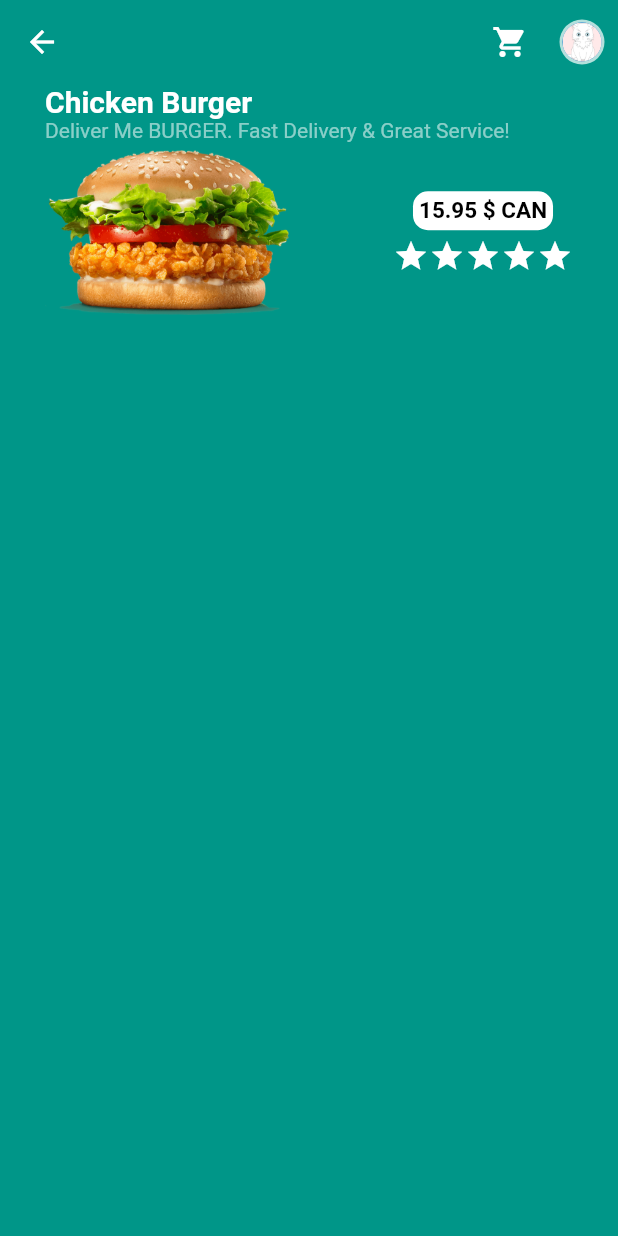
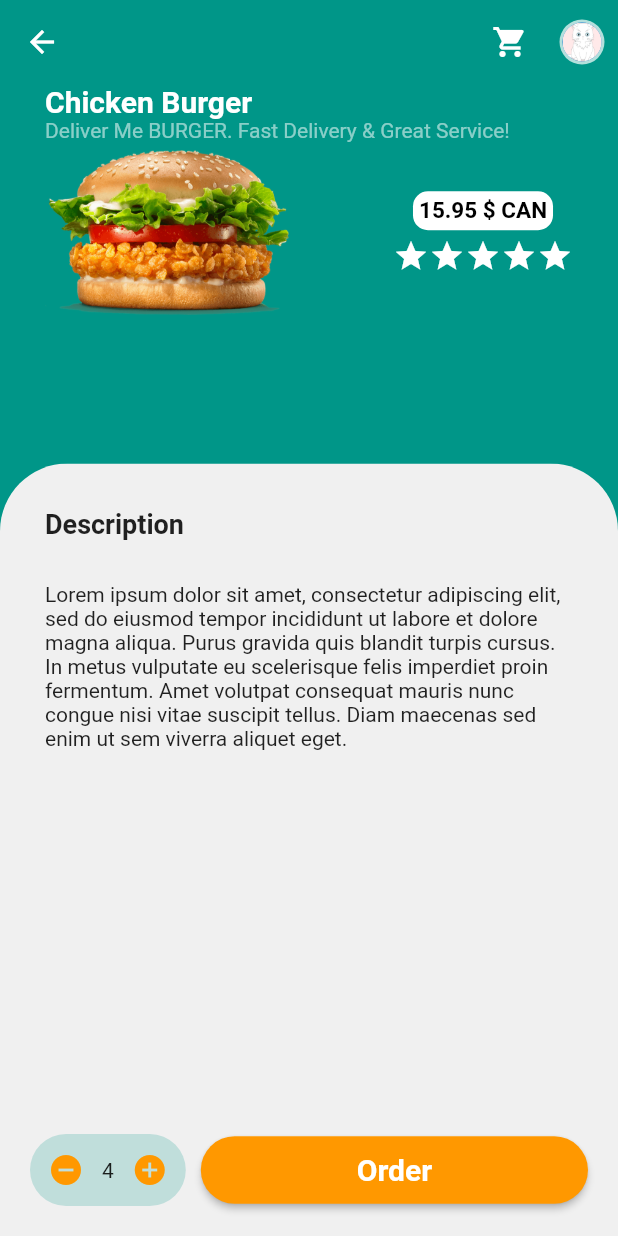
Before and after one commit to irfan87/burger_app_flutter, a Flutter app: the BurgerPage screen opened by its route, on a phone screen of 412 x 824 dp. Run offline on Flutter 3.47's test engine with Material 2 defaults, Android fonts, the phone set to English and light mode, and no system bars.

Commit message:
bottom sheet to display description and the buttons

```diff
--- a/lib/burger_page.dart
+++ b/lib/burger_page.dart
@@ -20,6 +20,8 @@ class _BurgerPageState extends State<BurgerPage> {
 
   @override
   Widget build(BuildContext context) {
+    Size size = MediaQuery.of(context).size;
+
     return Scaffold(
       appBar: AppBar(
         elevation: 0,
@@ -128,6 +130,116 @@ class _BurgerPageState extends State<BurgerPage> {
           ),
         ],
       ),
+      bottomSheet: BottomSheet(
+        backgroundColor: Colors.teal,
+        shape: RoundedRectangleBorder(
+          borderRadius: BorderRadius.vertical(
+            top: Radius.circular(45),
+          ),
+        ),
+        onClosing: () {},
+        builder: (context) {
+          return ClipRRect(
+            borderRadius: BorderRadius.vertical(
+              top: Radius.circular(45),
+            ),
+            child: Container(
+              width: size.width,
+              height: size.height / 1.6,
+              color: Color.fromRGBO(240, 240, 240, 1),
+              child: Column(
+                children: [
+                  Padding(
+                    padding: EdgeInsets.only(
+                      left: 30,
+                      right: 30,
+                      top: 30,
+                    ),
+                    child: Column(
+                      crossAxisAlignment: CrossAxisAlignment.start,
+                      children: [
+                        Text(
+                          "Description",
+                          style: TextStyle(
+                            fontSize: 18.0,
+                            fontWeight: FontWeight.bold,
+                          ),
+                        ),
+                        SizedBox(
+                          height: 28.0,
+                        ),
+                        Text(
+                          "Lorem ipsum dolor sit amet, consectetur adipiscing elit, sed do eiusmod tempor incididunt ut labore et dolore magna aliqua. Purus gravida quis blandit turpis cursus. In metus vulputate eu scelerisque felis imperdiet proin fermentum. Amet volutpat consequat mauris nunc congue nisi vitae suscipit tellus. Diam maecenas sed enim ut sem viverra aliquet eget.",
+                          style: TextStyle(
+                            fontSize: 14.0,
+                          ),
+                        ),
+                      ],
+                    ),
+                  ),
+                  Spacer(),
+                  // Burger Row
+                  Padding(
+                    padding: const EdgeInsets.all(15.0),
+                    child: Row(
+                      children: [
+                        Container(
+                          margin: EdgeInsets.all(5.0),
+                          decoration: BoxDecoration(
+                            borderRadius: BorderRadius.circular(45),
+                            color:
+                                Theme.of(context).primaryColor.withOpacity(.2),
+                          ),
+                          child: Row(
+                            children: [
+                              IconButton(
+                                onPressed: () {
+                                  // WILL BE A REMOVE FUNCTION
+                                },
+                                icon: Icon(Icons.remove_circle),
+                                color: Theme.of(context).colorScheme.secondary,
+                              ),
+                              Text("4"),
+                              IconButton(
+                                onPressed: () {
+                                  // WILL BE AN ADD FUNCTION
+                                },
+                                icon: Icon(Icons.add_circle),
+                                color: Theme.of(context).colorScheme.secondary,
+                              ),
+                            ],
+                          ),
+                        ),
+                        Expanded(
+                          child: Container(
+                            height: 45.0,
+                            padding: EdgeInsets.symmetric(horizontal: 5.0),
+                            child: MaterialButton(
+                              color: Theme.of(context).colorScheme.secondary,
+                              shape: RoundedRectangleBorder(
+                                borderRadius: BorderRadius.circular(45.0),
+                              ),
+                              onPressed: () {},
+                              child: Text(
+                                "Order",
+                                style: TextStyle(
+                                  color: Colors.white,
+                                  fontWeight: FontWeight.bold,
+                                  fontSize: 20.0,
+                                ),
+                              ),
+                            ),
+                          ),
+                        ),
+                      ],
+                    ),
+                  ),
+                ],
+              ),
+            ),
+          );
+        },
+      ),
     );
   }
 }
--- a/lib/main.dart
+++ b/lib/main.dart
@@ -18,6 +18,7 @@ class MyApp extends StatelessWidget {
         BurgerPage.tag: (_) => BurgerPage(),
       },
       theme: ThemeData(
+        accentColor: Colors.orange,
         appBarTheme: AppBarTheme(
           color: Colors.teal,
           centerTitle: true,
```
